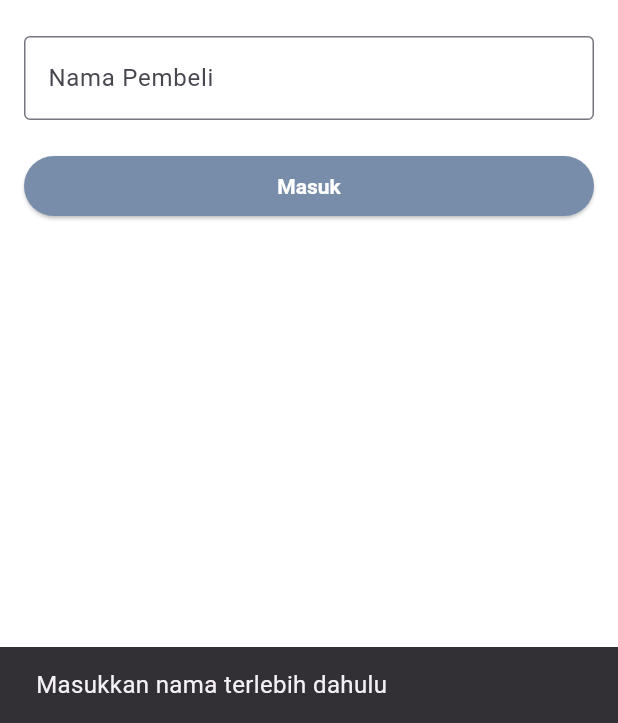
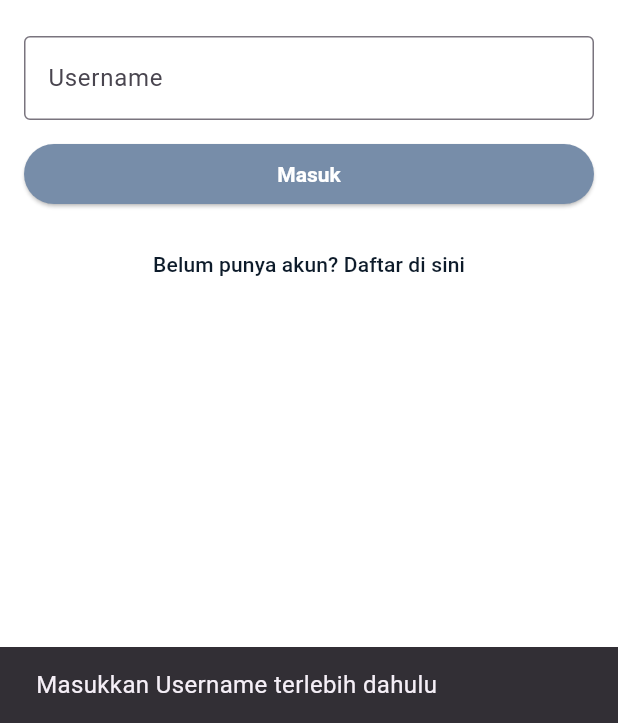
Before and after one commit to yoobb/UTS-Mobile-Programming, a Flutter app: the FirstPage screen opened directly, after a tap on "Masuk", on a phone screen of 412 x 824 dp, the part 513-1236 px from its top. Run offline on Flutter 3.47's test engine with Material 3 defaults, Android fonts, the light colour scheme and no system bars; our stand-ins replace sqflite; accounts and stored records are empty; statements that could not run were skipped.

Commit message:
Tambah database helper

```diff
--- a/lib/views/first.dart
+++ b/lib/views/first.dart
@@ -1,6 +1,8 @@
 import 'package:flutter/material.dart';
 import '../widgets/custom_app_bar.dart';
 import 'home.dart';
+import '../data/database_helper.dart'; // Import baru
+import '../models/user.dart'; // Import baru
 
 
 class FirstPage extends StatefulWidget {
@@ -11,12 +13,77 @@ class FirstPage extends StatefulWidget {
 }
 
 class _FirstPageState extends State<FirstPage> {
-  final _nameCtrl = TextEditingController();
+  final _usernameCtrl = TextEditingController();
+  final _nameCtrl = TextEditingController(); // Untuk field Nama Pembeli saat register
+  bool isRegisterMode = false;
+  final dbHelper = DatabaseHelper.instance;
 
   @override
   void dispose() {
+    _usernameCtrl.dispose();
     _nameCtrl.dispose();
     super.dispose();
+  }
+
+  void _submit() async {
+    final username = _usernameCtrl.text.trim();
+    final name = _nameCtrl.text.trim();
+
+    if (username.isEmpty) {
+      ScaffoldMessenger.of(context).showSnackBar(
+          const SnackBar(content: Text('Masukkan Username terlebih dahulu')));
+      return;
+    }
+
+    if (isRegisterMode) {
+      // Logic Registrasi
+      if (name.isEmpty) {
+        ScaffoldMessenger.of(context).showSnackBar(
+            const SnackBar(content: Text('Masukkan Nama Pembeli untuk registrasi')));
+        return;
+      }
+      try {
+        final existingUser = await dbHelper.getUserByUsername(username);
+        if (existingUser != null) {
+          ScaffoldMessenger.of(context).showSnackBar(
+              const SnackBar(content: Text('Username sudah terdaftar. Silakan login.')));
+          return;
+        }
+
+        final newUser = User(username: username, name: name);
+        final newId = await dbHelper.insertUser(newUser);
+
+        if (newId > 0) {
+          final registeredUser = User(id: newId, username: username, name: name);
+          ScaffoldMessenger.of(context).showSnackBar(
+              const SnackBar(content: Text('Registrasi berhasil. Masuk otomatis.')));
+          _navigateToHome(registeredUser);
+        } else {
+          throw Exception('Gagal menyimpan data user.');
+        }
+      } catch (e) {
+        ScaffoldMessenger.of(context).showSnackBar(
+            SnackBar(content: Text('Registrasi gagal: ${e.toString()}')));
+      }
+    } else {
+      // Logic Login
+      final user = await dbHelper.getUserByUsername(username);
+      if (user != null) {
+        ScaffoldMessenger.of(context).showSnackBar(
+            SnackBar(content: Text('Login berhasil! Selamat datang, ${user.name}')));
+        _navigateToHome(user);
+      } else {
+        ScaffoldMessenger.of(context).showSnackBar(
+            const SnackBar(content: Text('Username tidak ditemukan. Coba lagi atau Daftar.')));
+      }
+    }
+  }
+
+  void _navigateToHome(User user) {
+    Navigator.pushReplacement(
+      context,
+      MaterialPageRoute(builder: (_) => HomePage(user: user)), // Kirim objek User
+    );
   }
 
   @override
@@ -25,40 +92,57 @@ class _FirstPageState extends State<FirstPage> {
     final padding = w > 800 ? 48.0 : (w > 600 ? 32.0 : 16.0);
 
     return Scaffold(
-      appBar: const CustomAppBar(title: 'Login'),
+      appBar: CustomAppBar(title: isRegisterMode ? 'Daftar Akun' : 'Login'),
       body: SingleChildScrollView(
         padding: EdgeInsets.all(padding),
         child: Column(
           children: [
             const SizedBox(height: 20),
-
             Image.asset(
               'assets/images/logoresto.jpeg',
               height: 250,
               errorBuilder: (_, __, ___) => const SizedBox(
                 height: 250,
-                child: Center(child: Text('LOGO RESTORAN', style: TextStyle(fontSize: 20, fontWeight: FontWeight.bold, color: Color(0xFF0D1B2A)))), // Placeholder jika file tidak ditemukan
+                child: Center(child: Text('LOGO RESTORAN', style: TextStyle(fontSize: 20, fontWeight: FontWeight.bold, color: Color(0xFF0D1B2A)))),
               ),
             ),
             const SizedBox(height: 24),
+
             TextField(
-              controller: _nameCtrl,
-              decoration: const InputDecoration(labelText: 'Nama Pembeli', border: OutlineInputBorder()),
+              controller: _usernameCtrl,
+              decoration: const InputDecoration(labelText: 'Username', border: OutlineInputBorder()),
             ),
-            const SizedBox(height: 20),
+            const SizedBox(height: 12),
+
+            if (isRegisterMode) ...[
+              TextField(
+                controller: _nameCtrl,
+                decoration: const InputDecoration(labelText: 'Nama Pembeli', border: OutlineInputBorder()),
+              ),
+              const SizedBox(height: 12),
+            ],
+
             SizedBox(
               width: double.infinity,
               child: ElevatedButton(
                 style: ElevatedButton.styleFrom(backgroundColor: const Color(0xFF778DA9), foregroundColor: Colors.white),
-                onPressed: () {
-                  final name = _nameCtrl.text.trim();
-                  if (name.isEmpty) {
-                    ScaffoldMessenger.of(context).showSnackBar(const SnackBar(content: Text('Masukkan nama terlebih dahulu')));
-                    return;
-                  }
-                  Navigator.pushReplacement(context, MaterialPageRoute(builder: (_) => HomePage(buyerName: name)));
-                },
-                child: const Text('Masuk'),
+                onPressed: _submit,
+                child: Text(isRegisterMode ? 'Daftar' : 'Masuk'),
+              ),
+            ),
+            const SizedBox(height: 12),
+
+            TextButton(
+              onPressed: () {
+                setState(() {
+                  isRegisterMode = !isRegisterMode;
+                  _nameCtrl.clear();
+                  _usernameCtrl.clear();
+                });
+              },
+              child: Text(
+                isRegisterMode ? 'Sudah punya akun? Login di sini' : 'Belum punya akun? Daftar di sini',
+                style: const TextStyle(color: Color(0xFF0D1B2A)),
               ),
             ),
           ],
```
Also changed, not shown: lib/db/database_helper.dart (added, +106 -0 lines).
